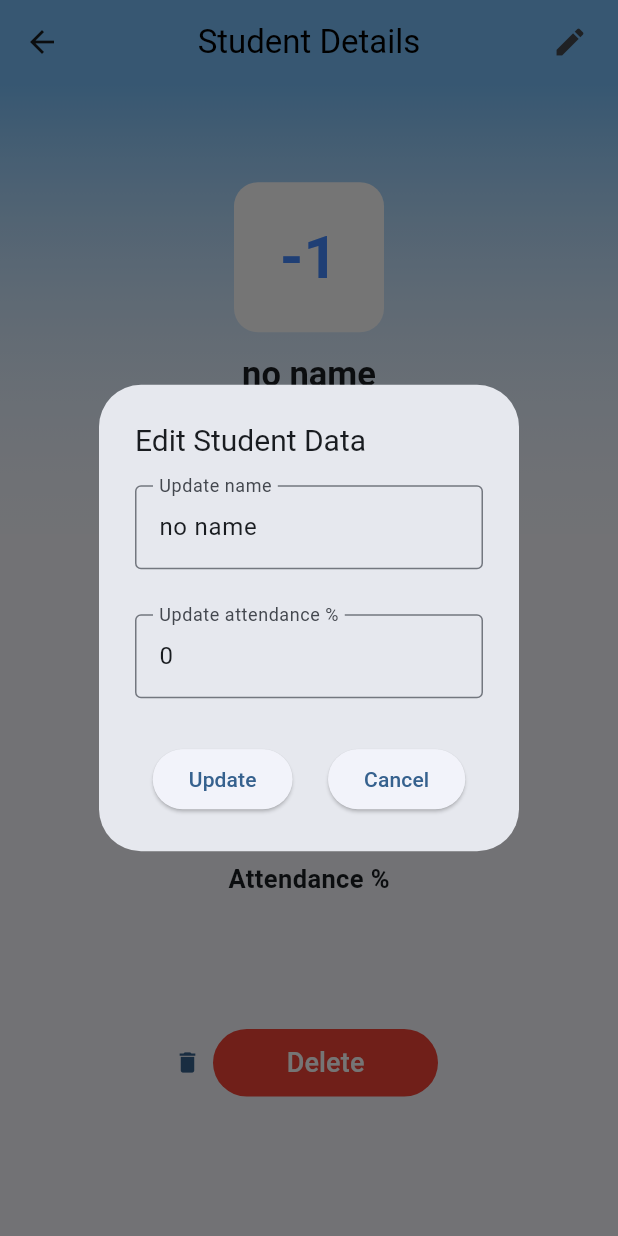
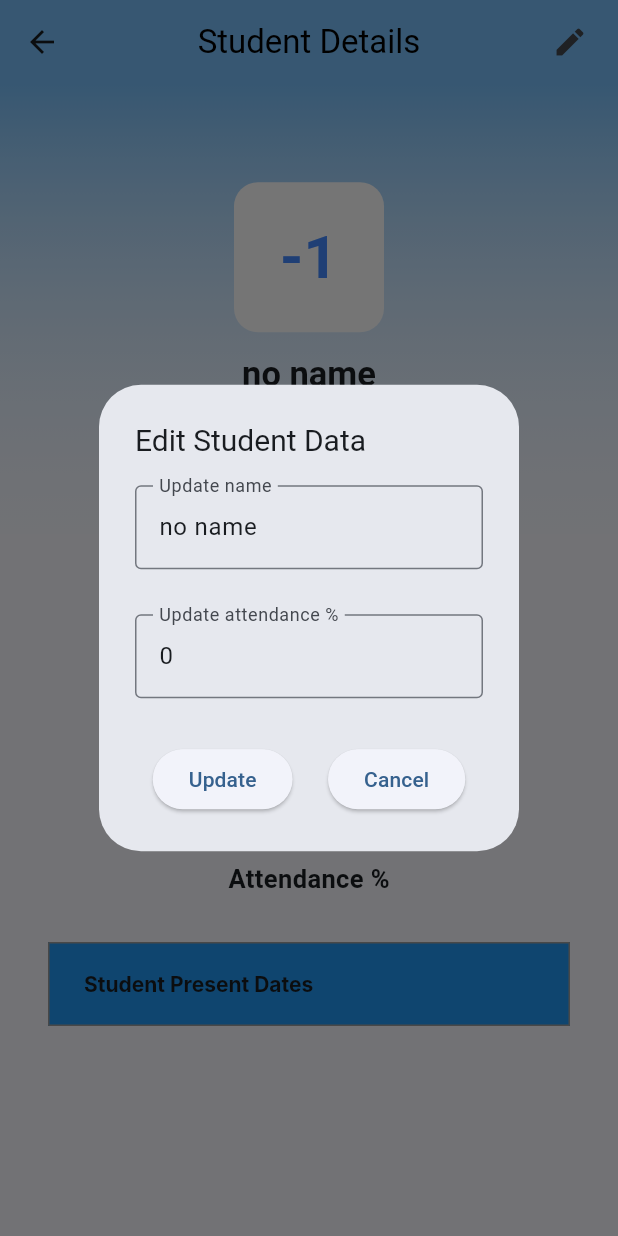
Before and after one commit to Suhail-Sharieff/PROJECT-attendance_app, a Flutter app: the StudentProfilePage screen opened directly with empty values, after a tap on the "edit" icon, on a phone screen of 412 x 824 dp. Run offline on Flutter 3.47's test engine with Material 3 defaults, Android fonts, the phone set to English and light mode, and no system bars; drawn by our look-alikes of percent_indicator; our stand-ins replace another_flushbar, fluttertoast, freezed_annotation, loading_animation_widget, sqflite; accounts and stored records are empty; Roboto replaces fonts that are missing (Inter, Inter Tight).

Commit message:
added individual student analytics

```diff
--- a/lib/pages/student_pages/student_profile.dart
+++ b/lib/pages/student_pages/student_profile.dart
@@ -3,6 +3,7 @@ import 'dart:developer';
 import 'package:attendance_app/Utils/percent_indicator.dart';
 import 'package:attendance_app/Utils/toast.dart';
 import 'package:attendance_app/constants/routes/routes_names.dart';
+import 'package:attendance_app/data/database/students/constants.dart';
 import 'package:attendance_app/data/database/students/service.dart';
 import 'package:attendance_app/pages/common_pages/home_page.dart';
 import 'package:flutter/material.dart';
@@ -12,10 +13,15 @@ import '../../data/models/student_model/student_model.dart';
 import '../teacher_pages/attendance_page.dart';
 
 class StudentProfilePage extends StatefulWidget {
+
+
+
+
+
   final Student student;
   final StudentDBService service;
   final Class hisClass;
-  const StudentProfilePage(
+   const StudentProfilePage(
       {super.key,
       required this.student,
       required this.service,
@@ -26,6 +32,23 @@ class StudentProfilePage extends StatefulWidget {
 }
 
 class _StudentProfilePageState extends State<StudentProfilePage> {
+
+  Map<String, List<String>> data={} ;
+
+  // Define headers for your columns
+  final List<String> headers = [
+    'Student Present Dates',
+  ];
+
+  Future<void>fetchStudentAttendance()async{
+    final List<Map<String,dynamic>> dat=await widget.service.getStudentAttendanceMapList(student);//List<Map<String,dynamic>>
+    for(int i=0;i<dat.length;i++){
+      data["$i"]=[dat.elementAt(i)[dateCol]];
+    }
+    print(data);
+  }
+
+
   late final Student student;
   @override
   void initState() {
@@ -235,9 +258,72 @@ class _StudentProfilePageState extends State<StudentProfilePage> {
                               student.nOfClassesAttended / c.data!);
                         }),
 
-                    SizedBox.fromSize(
-                      size: const Size.square(80),
-                    ),
+                    SizedBox.fromSize(size: const Size(30, 30),),
+                    FutureBuilder(future: fetchStudentAttendance(), builder: (c,s){
+                      if(s.connectionState==ConnectionState.waiting) return const Center(child: CircularProgressIndicator(),);
+                      return SizedBox(
+                        height: 200,
+                        child: Expanded(
+                          // padding: const EdgeInsets.only(top: 10,bottom: 10,left: 1,right: 1),
+                          child: SingleChildScrollView(
+                            scrollDirection: Axis.vertical, // For horizontal scrolling if the table is wide
+                            child: DataTable(
+                              columns: headers
+                                  .map(
+                                    (header) => DataColumn(
+                                  label: Text(
+                                    header,
+                                    style: const TextStyle(
+                                      fontFamily: 'Inter',
+                                      letterSpacing: 0.0,
+                                      fontWeight: FontWeight.bold,
+                                    ),
+                                  ),
+                                ),
+                              )
+                                  .toList(),
+                              rows: List<DataRow>.generate(
+                                data.length,
+                                    (int index) {
+                                  String key = index.toString(); // Get the key from the map
+                                  List<String> rowData = data[key]!; // Get the row data using the key
+                                  return DataRow(
+                                    color: WidgetStateProperty.all(
+                                      index % 2 == 0
+                                          ? Colors.grey[200] // Even rows in a different color
+                                          : Colors.white,
+                                    ),
+                                    cells: rowData
+                                        .map(
+                                          (cellData) => DataCell(
+                                        Center(
+                                          child: Text(
+                                            cellData,
+                                            style: const TextStyle(
+                                              fontFamily: 'Inter',
+                                              letterSpacing: 0.0,
+                                            ),
+                                          ),
+                                        ),
+                                      ),
+                                    )
+                                        .toList(),
+                                  );
+                                },
+                              ),
+                              headingRowHeight: 56.0, // Height of the header row
+                              dataRowMinHeight: 48.0, // Height of each data row
+                              columnSpacing: 20.0, // Space between columns
+                              headingRowColor:
+                              WidgetStateProperty.all(Colors.blue), // Header color
+                              border: TableBorder.all(color: Colors.grey, width: 1), // Table border
+                              dividerThickness: 1.0, // Divider thickness between rows
+                            ),
+                          ),
+                        ),
+                      );
+                    }),
+
                     Column(
                       mainAxisSize: MainAxisSize.max,
                       mainAxisAlignment: MainAxisAlignment.center,
```
